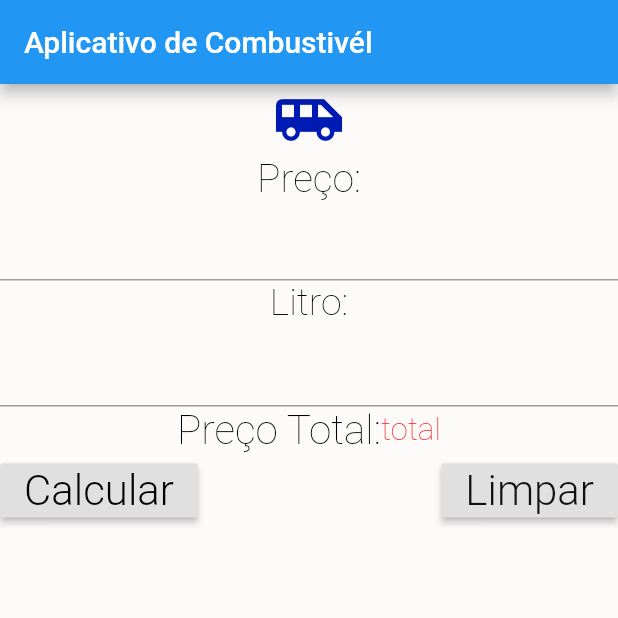
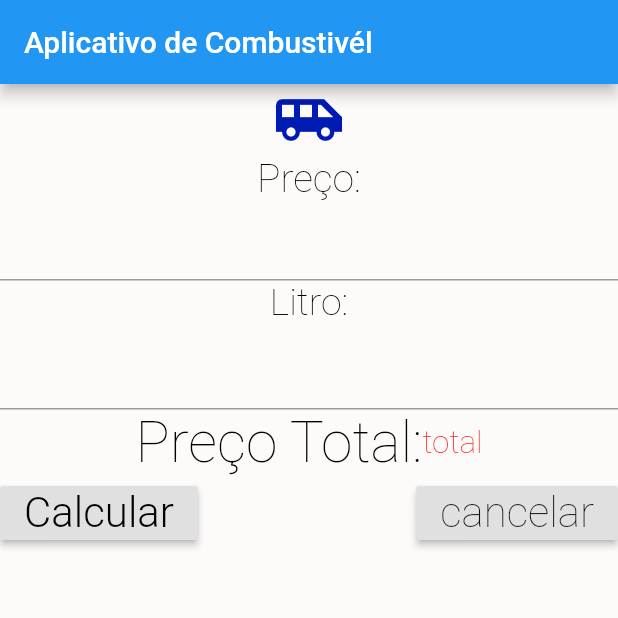
Before and after one commit to evelynvagner013/ProjetoAms2, a Flutter app: the screen it shows after launch, on a phone screen of 412 x 824 dp, the top half of it. Run offline on Flutter 3.47's test engine with Material 2 defaults, Android fonts, the phone set to English and light mode, and no system bars; Roboto replaces fonts that are missing (Merriweather).

Commit message:
Update main.dart

```diff
--- a/lib/main.dart
+++ b/lib/main.dart
@@ -68,7 +68,7 @@ class _MyHomePageState extends State<MyHomePage> {
               ),
 
               new TextField(
-                style: new TextStyle(fontSize:27.0,
+                style: new TextStyle(fontSize:28.0,
                 color: const Color(0xFF000000),
                 fontWeight: FontWeight.w200,
                 fontFamily: "Merriweather"),
@@ -81,7 +81,7 @@ class _MyHomePageState extends State<MyHomePage> {
                 children: <Widget>[
                   new Text(
                   "Preço Total:",
-                    style: new TextStyle(fontSize:27.0,
+                    style: new TextStyle(fontSize:38.0,
                     color: const Color(0xFF000000),
                     fontWeight: FontWeight.w200,
                     fontFamily: "Merriweather"),
@@ -119,11 +119,14 @@ class _MyHomePageState extends State<MyHomePage> {
                     color: const Color(0xFFe0e0e0),
                     child:
                       new Text(
-                      "Limpar",
+                      "cancelar",
                         style: new TextStyle(fontSize:28.0,
                         color: const Color(0xFF111010),
-                        fontWeight: FontWeight.w300,
+                        fontWeight: FontWeight.w200,
                         fontFamily: "Merriweather"),
+
+
+
                       )
                     )
                 ]
```
